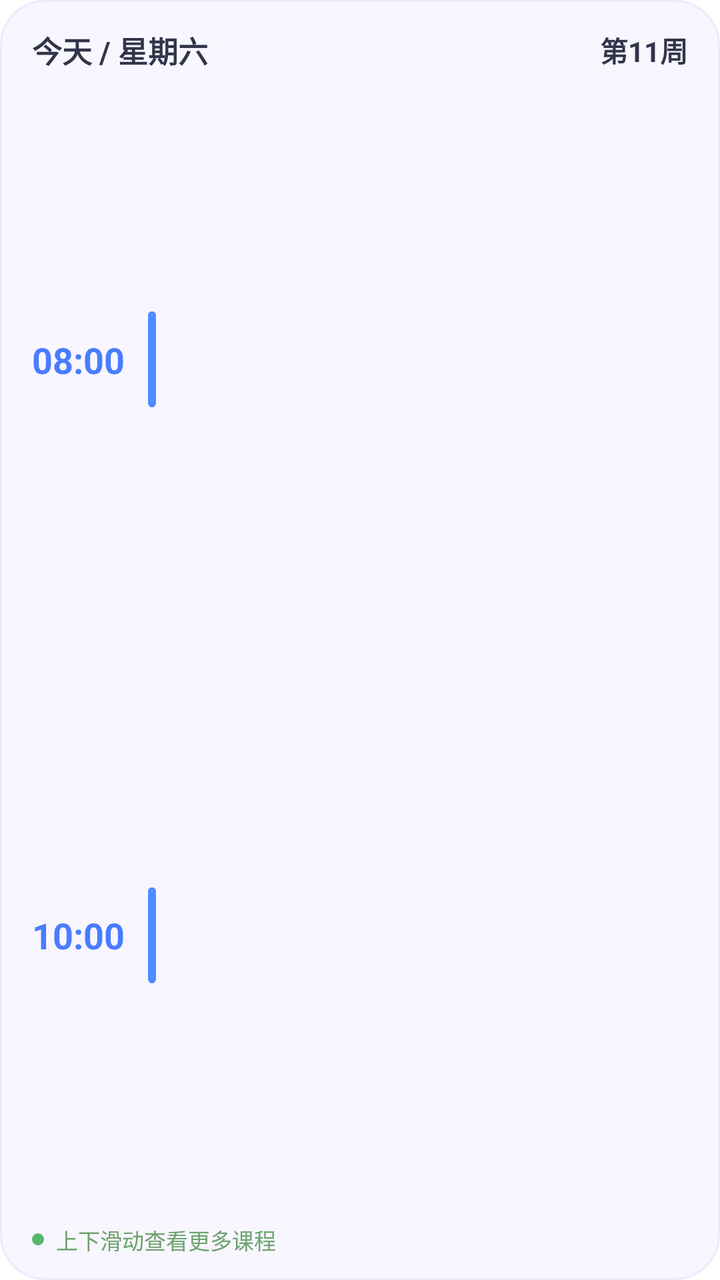
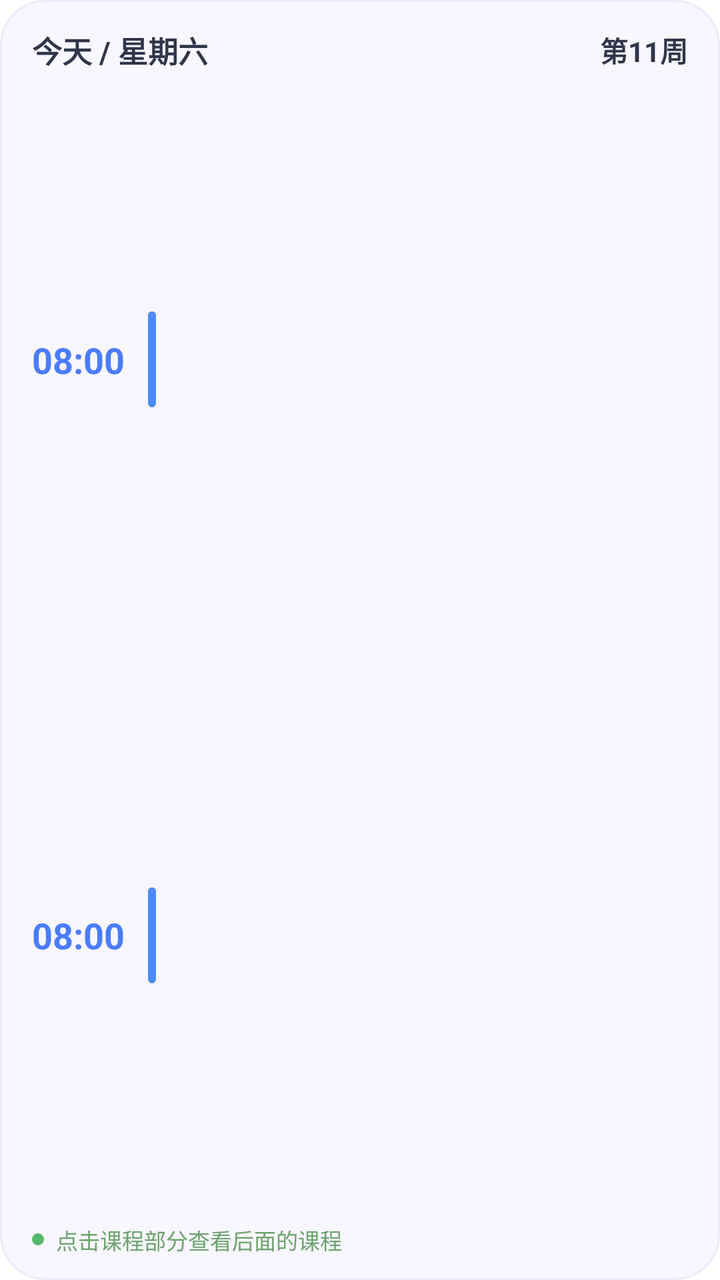

The first picture is an Android layout as it rendered before a commit; the second is the same layout after the commit. The layout source and the unified diff follow.
<!-- AndroidManifest.xml: fallback theme Theme.MaterialComponents.DayNight.NoActionBar -->
<!-- res/layout/widget_medium.xml -->
<?xml version="1.0" encoding="utf-8"?>
<LinearLayout xmlns:android="http://schemas.android.com/apk/res/android"
    android:id="@+id/widget_root"
    android:layout_width="match_parent"
    android:layout_height="match_parent"
    android:background="@drawable/widget_panel_bg"
    android:clipToPadding="false"
    android:orientation="vertical"
    android:paddingStart="16dp"
    android:paddingTop="14dp"
    android:paddingEnd="16dp"
    android:paddingBottom="12dp">

    <LinearLayout
        android:layout_width="match_parent"
        android:layout_height="wrap_content"
        android:gravity="center_vertical"
        android:orientation="horizontal">

        <TextView
            android:id="@+id/widget_medium_date"
            android:layout_width="0dp"
            android:layout_height="wrap_content"
            android:layout_weight="1"
            android:ellipsize="end"
            android:maxLines="1"
            android:text="今天 / 星期六"
            android:textColor="@color/course_widget_title"
            android:textSize="15sp"
            android:textStyle="bold" />

        <TextView
            android:id="@+id/widget_medium_week"
            android:layout_width="wrap_content"
            android:layout_height="wrap_content"
            android:layout_marginStart="12dp"
            android:ellipsize="end"
            android:maxLines="1"
            android:text="第11周"
            android:textColor="@color/course_widget_title"
            android:textSize="14sp"
            android:textStyle="bold" />
    </LinearLayout>

    <LinearLayout
        android:id="@+id/widget_medium_empty"
        android:layout_width="match_parent"
        android:layout_height="0dp"
        android:layout_weight="1"
        android:gravity="center_vertical"
        android:orientation="vertical"
        android:visibility="gone">

        <TextView
            android:id="@+id/widget_medium_empty_title"
            android:layout_width="wrap_content"
            android:layout_height="wrap_content"
            android:text="@string/course_widget_empty_title"
            android:textColor="@color/course_widget_title"
            android:textSize="16sp"
            android:textStyle="bold" />

        <TextView
            android:id="@+id/widget_medium_empty_message"
            android:layout_width="match_parent"
            android:layout_height="wrap_content"
            android:layout_marginTop="6dp"
            android:ellipsize="end"
            android:maxLines="2"
            android:text="@string/course_widget_empty_message"
            android:textColor="@color/course_widget_muted"
            android:textSize="12sp" />
    </LinearLayout>

    <LinearLayout
        android:id="@+id/widget_medium_content"
        android:layout_width="match_parent"
        android:layout_height="0dp"
        android:layout_weight="1"
        android:orientation="vertical">

        <LinearLayout
            android:id="@+id/widget_medium_row_1"
            android:layout_width="match_parent"
            android:layout_height="0dp"
            android:layout_weight="1"
            android:gravity="center_vertical"
            android:orientation="horizontal">

            <TextView
                android:id="@+id/widget_medium_start_1"
                android:layout_width="52dp"
                android:layout_height="wrap_content"
                android:ellipsize="end"
                android:gravity="center_vertical"
                android:maxLines="1"
                android:text="08:00"
                android:textColor="@color/course_widget_time"
                android:textSize="18sp"
                android:textStyle="bold" />

            <TextView
                android:layout_width="4dp"
                android:layout_height="48dp"
                android:layout_marginStart="6dp"
                android:layout_marginEnd="12dp"
                android:background="@drawable/widget_course_bar"
                android:text="" />

            <LinearLayout
                android:layout_width="0dp"
                android:layout_height="wrap_content"
                android:layout_weight="1"
                android:orientation="vertical">

                <TextView
                    android:id="@+id/widget_medium_name_1"
                    android:layout_width="match_parent"
                    android:layout_height="wrap_content"
                    android:ellipsize="end"
                    android:maxLines="1"
                    android:textColor="@color/course_widget_title"
                    android:textSize="16sp"
                    android:textStyle="bold" />

                <TextView
                    android:id="@+id/widget_medium_detail_1"
                    android:layout_width="match_parent"
                    android:layout_height="wrap_content"
                    android:layout_marginTop="4dp"
                    android:ellipsize="end"
                    android:maxLines="1"
                    android:textColor="@color/course_widget_muted"
                    android:textSize="12sp" />
            </LinearLayout>
        </LinearLayout>

        <LinearLayout
            android:id="@+id/widget_medium_row_2"
            android:layout_width="match_parent"
            android:layout_height="0dp"
            android:layout_weight="1"
            android:gravity="center_vertical"
            android:orientation="horizontal">

            <TextView
                android:id="@+id/widget_medium_start_2"
                android:layout_width="52dp"
                android:layout_height="wrap_content"
                android:ellipsize="end"
                android:gravity="center_vertical"
                android:maxLines="1"
                android:text="10:00"
                android:textColor="@color/course_widget_time"
                android:textSize="18sp"
                android:textStyle="bold" />

            <TextView
                android:layout_width="4dp"
                android:layout_height="48dp"
                android:layout_marginStart="6dp"
                android:layout_marginEnd="12dp"
                android:background="@drawable/widget_course_bar"
                android:text="" />

            <LinearLayout
                android:layout_width="0dp"
                android:layout_height="wrap_content"
                android:layout_weight="1"
                android:orientation="vertical">

                <TextView
                    android:id="@+id/widget_medium_name_2"
                    android:layout_width="match_parent"
                    android:layout_height="wrap_content"
                    android:ellipsize="end"
                    android:maxLines="1"
                    android:textColor="@color/course_widget_title"
                    android:textSize="16sp"
                    android:textStyle="bold" />

                <TextView
                    android:id="@+id/widget_medium_detail_2"
                    android:layout_width="match_parent"
                    android:layout_height="wrap_content"
                    android:layout_marginTop="4dp"
                    android:ellipsize="end"
                    android:maxLines="1"
                    android:textColor="@color/course_widget_muted"
                    android:textSize="12sp" />
            </LinearLayout>
        </LinearLayout>

        <LinearLayout
            android:layout_width="match_parent"
            android:layout_height="wrap_content"
            android:gravity="center_vertical"
            android:orientation="horizontal">

            <TextView
                android:layout_width="6dp"
                android:layout_height="6dp"
                android:background="@drawable/widget_green_dot"
                android:text="" />

            <TextView
                android:layout_width="wrap_content"
                android:layout_height="wrap_content"
                android:layout_marginStart="6dp"
                android:text="上下滑动查看更多课程"
                android:textColor="@color/course_widget_hint"
                android:textSize="11sp" />
        </LinearLayout>
    </LinearLayout>
</LinearLayout>
<!-- resources referenced by this layout -->
<resources>
  <color name="course_widget_hint">#6DA36E</color>
  <color name="course_widget_muted">#7B8092</color>
  <color name="course_widget_time">#4A7CFF</color>
  <color name="course_widget_title">#303549</color>
  <!-- drawable widget_course_bar (drawable) -->
  <?xml version="1.0" encoding="utf-8"?>
  <shape xmlns:android="http://schemas.android.com/apk/res/android">
      <solid android:color="#4D8BFF" />
      <corners android:radius="4dp" />
  </shape>
  <!-- drawable widget_green_dot (drawable) -->
  <?xml version="1.0" encoding="utf-8"?>
  <shape xmlns:android="http://schemas.android.com/apk/res/android"
      android:shape="oval">
      <solid android:color="#55B96C" />
  </shape>
  <!-- drawable widget_panel_bg (drawable) -->
  <?xml version="1.0" encoding="utf-8"?>
  <shape xmlns:android="http://schemas.android.com/apk/res/android">
      <solid android:color="@color/course_widget_surface" />
      <corners android:radius="22dp" />
      <stroke
          android:width="1dp"
          android:color="@color/course_widget_border" />
  </shape>
  <string name="course_widget_empty_message">请先同步课程数据</string>
  <string name="course_widget_empty_title">暂无课程</string>
  <color name="course_widget_surface">#F8F6FF</color>
  <color name="course_widget_border">#EEEAFB</color>
</resources>

<!-- the commit's change to res/layout/widget_medium.xml (unified diff, before → after) -->
@@ -24,7 +24,7 @@
             android:layout_weight="1"
             android:ellipsize="end"
             android:maxLines="1"
-            android:text="今天 / 星期六"
+            android:text="@string/course_widget_preview_date_medium"
             android:textColor="@color/course_widget_title"
             android:textSize="15sp"
             android:textStyle="bold" />
@@ -36,7 +36,7 @@
             android:layout_marginStart="12dp"
             android:ellipsize="end"
             android:maxLines="1"
-            android:text="第11周"
+            android:text="@string/course_widget_preview_week"
             android:textColor="@color/course_widget_title"
             android:textSize="14sp"
             android:textStyle="bold" />
@@ -80,114 +80,126 @@
         android:orientation="vertical">
 
         <LinearLayout
-            android:id="@+id/widget_medium_row_1"
+            android:id="@+id/widget_medium_list"
             android:layout_width="match_parent"
             android:layout_height="0dp"
             android:layout_weight="1"
-            android:gravity="center_vertical"
-            android:orientation="horizontal">
-
-            <TextView
-                android:id="@+id/widget_medium_start_1"
-                android:layout_width="52dp"
-                android:layout_height="wrap_content"
-                android:ellipsize="end"
+            android:orientation="vertical">
+
+            <LinearLayout
+                android:id="@+id/widget_medium_page_row_1"
+                android:layout_width="match_parent"
+                android:layout_height="0dp"
+                android:layout_weight="1"
                 android:gravity="center_vertical"
-                android:maxLines="1"
-                android:text="08:00"
-                android:textColor="@color/course_widget_time"
-                android:textSize="18sp"
-                android:textStyle="bold" />
-
-            <TextView
-                android:layout_width="4dp"
-                android:layout_height="48dp"
-                android:layout_marginStart="6dp"
-                android:layout_marginEnd="12dp"
-                android:background="@drawable/widget_course_bar"
-                android:text="" />
+                android:orientation="horizontal"
+                android:paddingStart="0dp"
+                android:paddingEnd="0dp">
+
+                <TextView
+                    android:id="@+id/widget_medium_page_start_1"
+                    android:layout_width="52dp"
+                    android:layout_height="wrap_content"
+                    android:ellipsize="end"
+                    android:gravity="center_vertical"
+                    android:maxLines="1"
+                    android:text="08:00"
+                    android:textColor="@color/course_widget_time"
+                    android:textSize="18sp"
+                    android:textStyle="bold" />
+
+                <TextView
+                    android:layout_width="4dp"
+                    android:layout_height="48dp"
+                    android:layout_marginStart="6dp"
+                    android:layout_marginEnd="12dp"
+                    android:background="@drawable/widget_course_bar"
+                    android:text="" />
+
+                <LinearLayout
+                    android:layout_width="0dp"
+                    android:layout_height="wrap_content"
+                    android:layout_weight="1"
+                    android:orientation="vertical">
+
+                    <TextView
+                        android:id="@+id/widget_medium_page_name_1"
+                        android:layout_width="match_parent"
+                        android:layout_height="wrap_content"
+                        android:ellipsize="end"
+                        android:maxLines="1"
+                        android:textColor="@color/course_widget_title"
+                        android:textSize="16sp"
+                        android:textStyle="bold" />
+
+                    <TextView
+                        android:id="@+id/widget_medium_page_detail_1"
+                        android:layout_width="match_parent"
+                        android:layout_height="wrap_content"
+                        android:layout_marginTop="4dp"
+                        android:ellipsize="end"
+                        android:maxLines="1"
+                        android:textColor="@color/course_widget_muted"
+                        android:textSize="12sp" />
+                </LinearLayout>
+            </LinearLayout>
 
             <LinearLayout
-                android:layout_width="0dp"
-                android:layout_height="wrap_content"
+                android:id="@+id/widget_medium_page_row_2"
+                android:layout_width="match_parent"
+                android:layout_height="0dp"
                 android:layout_weight="1"
-                android:orientation="vertical">
-
-                <TextView
-                    android:id="@+id/widget_medium_name_1"
-                    android:layout_width="match_parent"
+                android:gravity="center_vertical"
+                android:orientation="horizontal"
+                android:paddingStart="0dp"
+                android:paddingEnd="0dp">
+
+                <TextView
+                    android:id="@+id/widget_medium_page_start_2"
+                    android:layout_width="52dp"
                     android:layout_height="wrap_content"
                     android:ellipsize="end"
+                    android:gravity="center_vertical"
                     android:maxLines="1"
-                    android:textColor="@color/course_widget_title"
-                    android:textSize="16sp"
+                    android:text="08:00"
+                    android:textColor="@color/course_widget_time"
+                    android:textSize="18sp"
                     android:textStyle="bold" />
 
                 <TextView
-                    android:id="@+id/widget_medium_detail_1"
-                    android:layout_width="match_parent"
-                    android:layout_height="wrap_content"
-                    android:layout_marginTop="4dp"
-                    android:ellipsize="end"
-                    android:maxLines="1"
-                    android:textColor="@color/course_widget_muted"
-                    android:textSize="12sp" />
-            </LinearLayout>
-        </LinearLayout>
-
-        <LinearLayout
-            android:id="@+id/widget_medium_row_2"
-            android:layout_width="match_parent"
-            android:layout_height="0dp"
-            android:layout_weight="1"
-            android:gravity="center_vertical"
-            android:orientation="horizontal">
-
-            <TextView
-                android:id="@+id/widget_medium_start_2"
-                android:layout_width="52dp"
-                android:layout_height="wrap_content"
-                android:ellipsize="end"
-                android:gravity="center_vertical"
-                android:maxLines="1"
-                android:text="10:00"
-                android:textColor="@color/course_widget_time"
-                android:textSize="18sp"
-                android:textStyle="bold" />
-
-            <TextView
-                android:layout_width="4dp"
-                android:layout_height="48dp"
-                android:layout_marginStart="6dp"
-                android:layout_marginEnd="12dp"
-                android:background="@drawable/widget_course_bar"
-                android:text="" />
-
-            <LinearLayout
-                android:layout_width="0dp"
-                android:layout_height="wrap_content"
-                android:layout_weight="1"
-                android:orientation="vertical">
-
-                <TextView
-                    android:id="@+id/widget_medium_name_2"
-                    android:layout_width="match_parent"
-                    android:layout_height="wrap_content"
-                    android:ellipsize="end"
-                    android:maxLines="1"
-                    android:textColor="@color/course_widget_title"
-                    android:textSize="16sp"
-                    android:textStyle="bold" />
-
-                <TextView
-                    android:id="@+id/widget_medium_detail_2"
-                    android:layout_width="match_parent"
-                    android:layout_height="wrap_content"
-                    android:layout_marginTop="4dp"
-                    android:ellipsize="end"
-                    android:maxLines="1"
-                    android:textColor="@color/course_widget_muted"
-                    android:textSize="12sp" />
+                    android:layout_width="4dp"
+                    android:layout_height="48dp"
+                    android:layout_marginStart="6dp"
+                    android:layout_marginEnd="12dp"
+                    android:background="@drawable/widget_course_bar"
+                    android:text="" />
+
+                <LinearLayout
+                    android:layout_width="0dp"
+                    android:layout_height="wrap_content"
+                    android:layout_weight="1"
+                    android:orientation="vertical">
+
+                    <TextView
+                        android:id="@+id/widget_medium_page_name_2"
+                        android:layout_width="match_parent"
+                        android:layout_height="wrap_content"
+                        android:ellipsize="end"
+                        android:maxLines="1"
+                        android:textColor="@color/course_widget_title"
+                        android:textSize="16sp"
+                        android:textStyle="bold" />
+
+                    <TextView
+                        android:id="@+id/widget_medium_page_detail_2"
+                        android:layout_width="match_parent"
+                        android:layout_height="wrap_content"
+                        android:layout_marginTop="4dp"
+                        android:ellipsize="end"
+                        android:maxLines="1"
+                        android:textColor="@color/course_widget_muted"
+                        android:textSize="12sp" />
+                </LinearLayout>
             </LinearLayout>
         </LinearLayout>
 
@@ -207,7 +219,7 @@
                 android:layout_width="wrap_content"
                 android:layout_height="wrap_content"
                 android:layout_marginStart="6dp"
-                android:text="上下滑动查看更多课程"
+                android:text="@string/course_widget_scroll_more"
                 android:textColor="@color/course_widget_hint"
                 android:textSize="11sp" />
         </LinearLayout>
<!-- resource entries referenced after the edit -->
@@ -27,6 +27,9 @@
   </shape>
   <string name="course_widget_empty_message">请先同步课程数据</string>
   <string name="course_widget_empty_title">暂无课程</string>
+  <string name="course_widget_preview_date_medium">今天 / 星期六</string>
+  <string name="course_widget_preview_week">第11周</string>
+  <string name="course_widget_scroll_more">点击课程部分查看后面的课程</string>
   <color name="course_widget_surface">#F8F6FF</color>
   <color name="course_widget_border">#EEEAFB</color>
 </resources>
